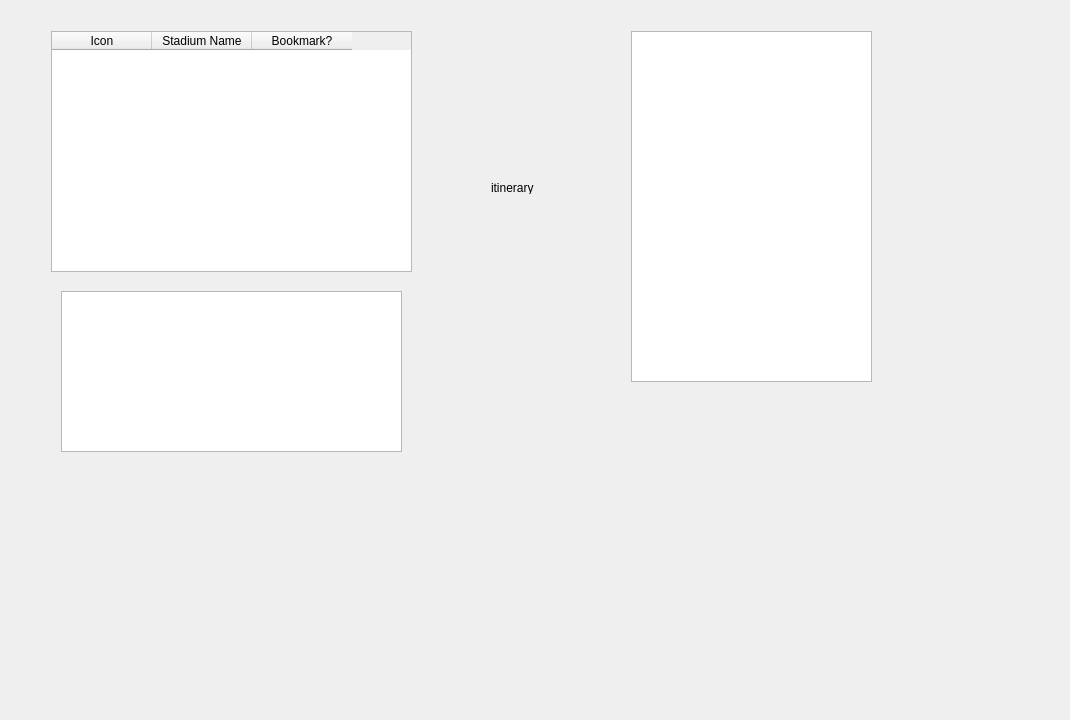
Before: the Qt Designer form Baseball-Itinerary-Program/primewin.ui in xavierliancw/Based-Itinerary, drawn with Qt 5.
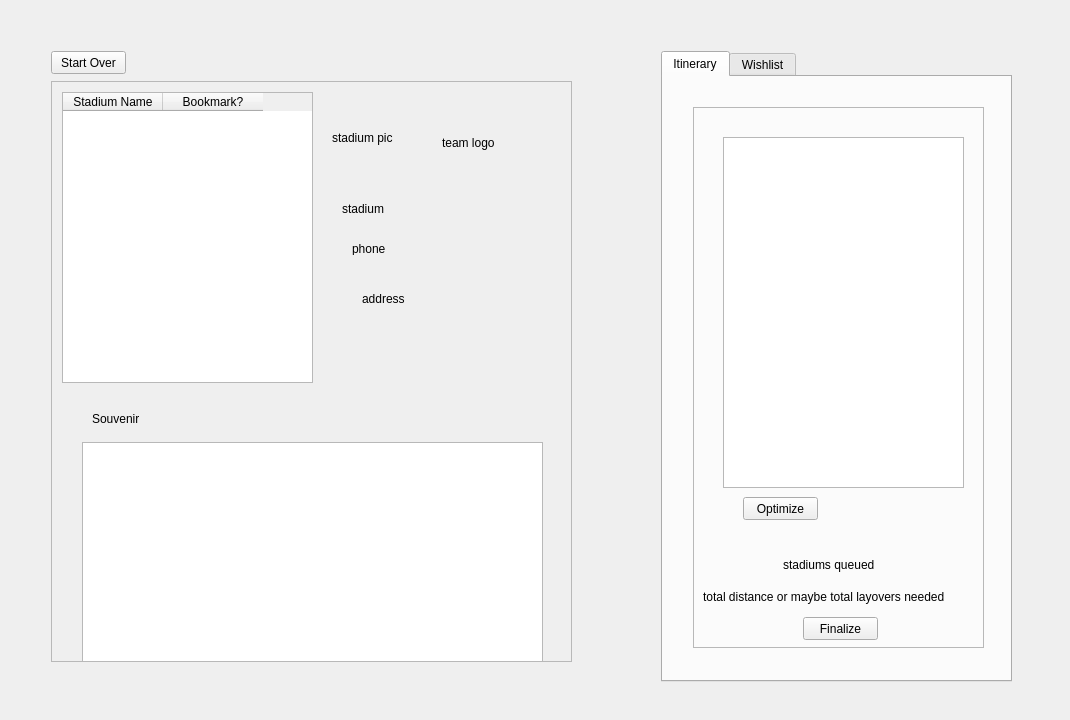
After: the same form once the commit is applied.

```diff
--- a/Baseball-Itinerary-Program/primewin.ui
+++ b/Baseball-Itinerary-Program/primewin.ui
@@ -702,62 +702,300 @@
        </layout>
       </widget>
       <widget class="QWidget" name="itinerary">
-       <widget class="QLabel" name="label_4">
+       <widget class="QScrollArea" name="scrollArea">
         <property name="geometry">
          <rect>
-          <x>480</x>
-          <y>170</y>
-          <width>47</width>
-          <height>13</height>
+          <x>40</x>
+          <y>70</y>
+          <width>521</width>
+          <height>581</height>
+         </rect>
+        </property>
+        <property name="verticalScrollBarPolicy">
+         <enum>Qt::ScrollBarAsNeeded</enum>
+        </property>
+        <property name="widgetResizable">
+         <bool>true</bool>
+        </property>
+        <widget class="QWidget" name="scrollAreaWidgetContents">
+         <property name="geometry">
+          <rect>
+           <x>0</x>
+           <y>0</y>
+           <width>519</width>
+           <height>579</height>
+          </rect>
+         </property>
+         <widget class="QTableWidget" name="tableWidget_3">
+          <property name="geometry">
+           <rect>
+            <x>30</x>
+            <y>360</y>
+            <width>461</width>
+            <height>251</height>
+           </rect>
+          </property>
+         </widget>
+         <widget class="QTableWidget" name="tableWidget">
+          <property name="geometry">
+           <rect>
+            <x>10</x>
+            <y>10</y>
+            <width>251</width>
+            <height>291</height>
+           </rect>
+          </property>
+          <column>
+           <property name="text">
+            <string>Stadium Name</string>
+           </property>
+          </column>
+          <column>
+           <property name="text">
+            <string>Bookmark?</string>
+           </property>
+          </column>
+         </widget>
+         <widget class="QLabel" name="label_16">
+          <property name="geometry">
+           <rect>
+            <x>40</x>
+            <y>330</y>
+            <width>47</width>
+            <height>13</height>
+           </rect>
+          </property>
+          <property name="text">
+           <string>Souvenirs</string>
+          </property>
+         </widget>
+         <widget class="QLabel" name="label_17">
+          <property name="geometry">
+           <rect>
+            <x>280</x>
+            <y>20</y>
+            <width>81</width>
+            <height>71</height>
+           </rect>
+          </property>
+          <property name="text">
+           <string>stadium pic</string>
+          </property>
+         </widget>
+         <widget class="QLabel" name="label_18">
+          <property name="geometry">
+           <rect>
+            <x>390</x>
+            <y>20</y>
+            <width>91</width>
+            <height>81</height>
+           </rect>
+          </property>
+          <property name="text">
+           <string>team logo</string>
+          </property>
+         </widget>
+         <widget class="QLabel" name="label_19">
+          <property name="geometry">
+           <rect>
+            <x>290</x>
+            <y>120</y>
+            <width>47</width>
+            <height>13</height>
+           </rect>
+          </property>
+          <property name="text">
+           <string>stadium</string>
+          </property>
+         </widget>
+         <widget class="QLabel" name="label_20">
+          <property name="geometry">
+           <rect>
+            <x>300</x>
+            <y>160</y>
+            <width>47</width>
+            <height>13</height>
+           </rect>
+          </property>
+          <property name="text">
+           <string>phone</string>
+          </property>
+         </widget>
+         <widget class="QLabel" name="label_21">
+          <property name="geometry">
+           <rect>
+            <x>310</x>
+            <y>210</y>
+            <width>47</width>
+            <height>13</height>
+           </rect>
+          </property>
+          <property name="text">
+           <string>address</string>
+          </property>
+         </widget>
+        </widget>
+       </widget>
+       <widget class="QTabWidget" name="tabWidget">
+        <property name="geometry">
+         <rect>
+          <x>650</x>
+          <y>40</y>
+          <width>351</width>
+          <height>631</height>
+         </rect>
+        </property>
+        <property name="tabPosition">
+         <enum>QTabWidget::North</enum>
+        </property>
+        <property name="tabShape">
+         <enum>QTabWidget::Rounded</enum>
+        </property>
+        <property name="currentIndex">
+         <number>0</number>
+        </property>
+        <widget class="QWidget" name="itinTab">
+         <attribute name="title">
+          <string>Itinerary</string>
+         </attribute>
+         <widget class="QFrame" name="frame_10">
+          <property name="geometry">
+           <rect>
+            <x>30</x>
+            <y>30</y>
+            <width>291</width>
+            <height>541</height>
+           </rect>
+          </property>
+          <property name="frameShape">
+           <enum>QFrame::StyledPanel</enum>
+          </property>
+          <property name="frameShadow">
+           <enum>QFrame::Raised</enum>
+          </property>
+          <widget class="QListWidget" name="listWidget">
+           <property name="geometry">
+            <rect>
+             <x>30</x>
+             <y>30</y>
+             <width>241</width>
+             <height>351</height>
+            </rect>
+           </property>
+          </widget>
+          <widget class="QPushButton" name="pushButton">
+           <property name="geometry">
+            <rect>
+             <x>50</x>
+             <y>390</y>
+             <width>75</width>
+             <height>23</height>
+            </rect>
+           </property>
+           <property name="text">
+            <string>Optimize</string>
+           </property>
+          </widget>
+          <widget class="QPushButton" name="pushButton_2">
+           <property name="geometry">
+            <rect>
+             <x>110</x>
+             <y>510</y>
+             <width>75</width>
+             <height>23</height>
+            </rect>
+           </property>
+           <property name="text">
+            <string>Finalize</string>
+           </property>
+          </widget>
+          <widget class="QLabel" name="label_8">
+           <property name="geometry">
+            <rect>
+             <x>10</x>
+             <y>480</y>
+             <width>241</width>
+             <height>20</height>
+            </rect>
+           </property>
+           <property name="text">
+            <string>total distance or maybe total layovers needed?</string>
+           </property>
+          </widget>
+          <widget class="QLabel" name="label_14">
+           <property name="geometry">
+            <rect>
+             <x>90</x>
+             <y>450</y>
+             <width>121</width>
+             <height>16</height>
+            </rect>
+           </property>
+           <property name="text">
+            <string>stadiums queued</string>
+           </property>
+          </widget>
+          <zorder>listWidget</zorder>
+          <zorder>listWidget</zorder>
+          <zorder>pushButton</zorder>
+          <zorder>pushButton_2</zorder>
+          <zorder>label_8</zorder>
+          <zorder>label_14</zorder>
+         </widget>
+        </widget>
+        <widget class="QWidget" name="wishTab">
+         <attribute name="title">
+          <string>Wishlist</string>
+         </attribute>
+         <widget class="QTableWidget" name="tableWidget_4">
+          <property name="geometry">
+           <rect>
+            <x>40</x>
+            <y>40</y>
+            <width>256</width>
+            <height>311</height>
+           </rect>
+          </property>
+         </widget>
+         <widget class="QLabel" name="label_4">
+          <property name="geometry">
+           <rect>
+            <x>80</x>
+            <y>410</y>
+            <width>47</width>
+            <height>13</height>
+           </rect>
+          </property>
+          <property name="text">
+           <string># of items</string>
+          </property>
+         </widget>
+         <widget class="QLabel" name="label_15">
+          <property name="geometry">
+           <rect>
+            <x>80</x>
+            <y>450</y>
+            <width>47</width>
+            <height>13</height>
+           </rect>
+          </property>
+          <property name="text">
+           <string>grand total</string>
+          </property>
+         </widget>
+        </widget>
+       </widget>
+       <widget class="QPushButton" name="pushButton_3">
+        <property name="geometry">
+         <rect>
+          <x>40</x>
+          <y>40</y>
+          <width>75</width>
+          <height>23</height>
          </rect>
         </property>
         <property name="text">
-         <string>itinerary</string>
-        </property>
-       </widget>
-       <widget class="QTableWidget" name="tableWidget">
-        <property name="geometry">
-         <rect>
-          <x>40</x>
-          <y>20</y>
-          <width>361</width>
-          <height>241</height>
-         </rect>
-        </property>
-        <column>
-         <property name="text">
-          <string>Icon</string>
-         </property>
-        </column>
-        <column>
-         <property name="text">
-          <string>Stadium Name</string>
-         </property>
-        </column>
-        <column>
-         <property name="text">
-          <string>Bookmark?</string>
-         </property>
-        </column>
-       </widget>
-       <widget class="QTableWidget" name="tableWidget_3">
-        <property name="geometry">
-         <rect>
-          <x>50</x>
-          <y>280</y>
-          <width>341</width>
-          <height>161</height>
-         </rect>
-        </property>
-       </widget>
-       <widget class="QListWidget" name="listWidget">
-        <property name="geometry">
-         <rect>
-          <x>620</x>
-          <y>20</y>
-          <width>241</width>
-          <height>351</height>
-         </rect>
+         <string>Start Over</string>
         </property>
        </widget>
       </widget>
```
